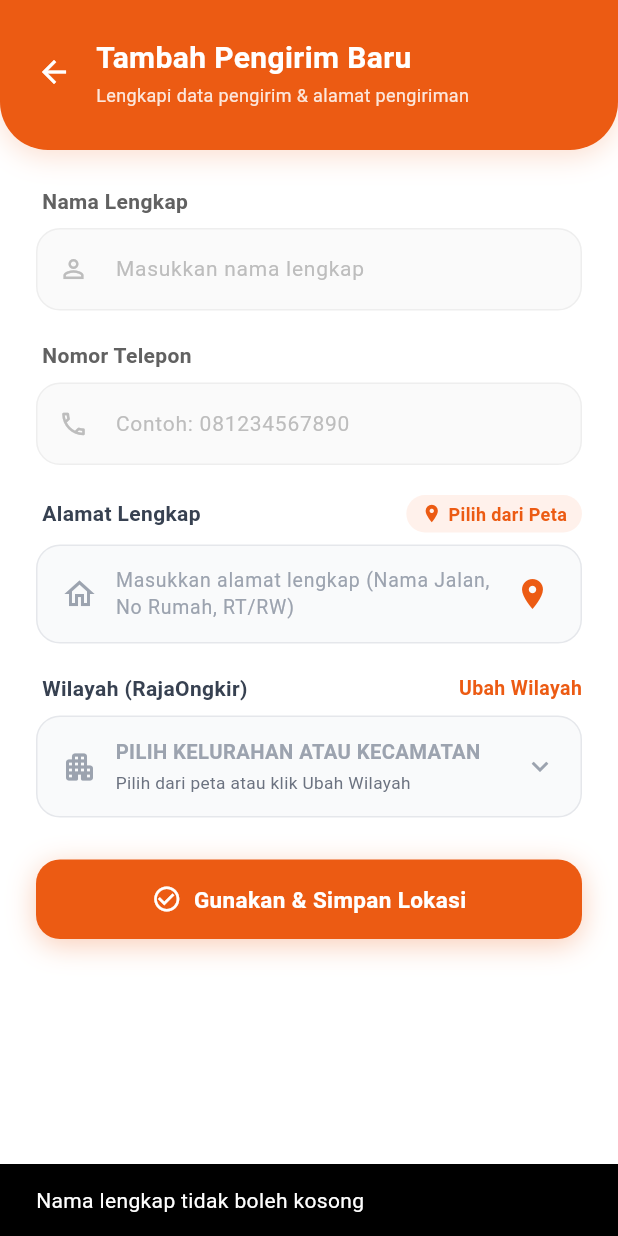
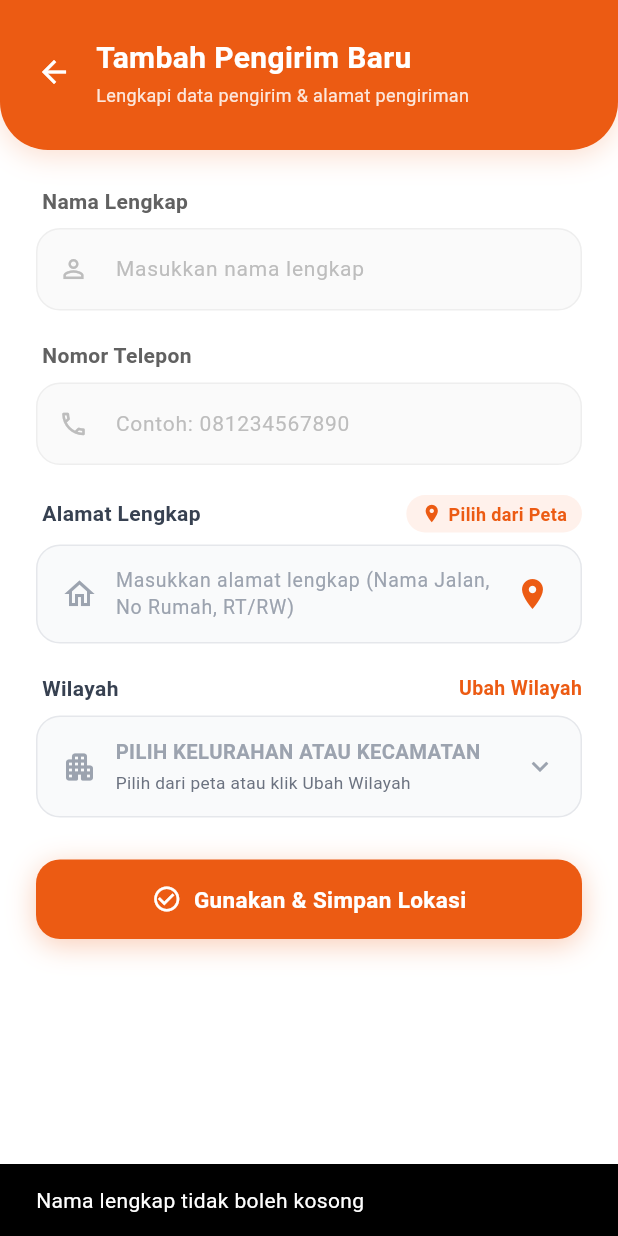
Before and after one commit to Andrew2509/city_courierapp, a Flutter app: the AddSenderScreen screen opened directly, after a tap on "Gunakan & Simpan Lokasi", on a phone screen of 412 x 824 dp. Run offline on Flutter 3.47's test engine with Material 3 defaults, Android fonts, the phone set to English and light mode, and no system bars; our stand-ins replace app_links, camera, dotted_border, firebase_auth, firebase_core, flutter_compass and 12 more; missing offline and left inert: maplibre_gl, mobile_scanner; accounts and stored records are empty; network calls fail.

Commit message:
refactor(ui): remove snackbar popup and eliminate all RajaOngkir labels from user-facing screens

```diff
--- a/lib/screens/home/shipping/add_sender_screen.dart
+++ b/lib/screens/home/shipping/add_sender_screen.dart
@@ -421,7 +421,7 @@ class _AddSenderScreenState extends State<AddSenderScreen> {
             mainAxisAlignment: MainAxisAlignment.spaceBetween,
             children: [
               Text(
-                'Wilayah (RajaOngkir)',
+                'Wilayah',
                 style: TextStyle(
                   color: isDarkMode ? Colors.grey.shade300 : const Color(0xFF374151),
                   fontSize: 14,
@@ -610,7 +610,7 @@ class _AddSenderScreenState extends State<AddSenderScreen> {
           ScaffoldMessenger.of(context).showSnackBar(
             const SnackBar(
               content: Text(
-                'Silakan pilih wilayah RajaOngkir terlebih dahulu (dari peta atau manual)',
+                'Silakan pilih wilayah terlebih dahulu (dari peta atau manual)',
               ),
             ),
           );
@@ -790,16 +790,6 @@ class _AddSenderScreenState extends State<AddSenderScreen> {
                 'postal_code': match['postal_code'],
                 'postal_code_verified': match['postal_code_verified'] == true,
               };
-
-              ScaffoldMessenger.of(context).showSnackBar(
-                SnackBar(
-                  content: Text(
-                    '✓ Wilayah RajaOngkir cocok: ${match['full_label'] ?? match['district_name']}',
-                  ),
-                  backgroundColor: const Color(0xFFEC5B13),
-                  duration: const Duration(seconds: 3),
-                ),
-              );
             } else {
               _isAutoMatchedRegion = false;
               _showUnmatchedWarning = true;
--- a/lib/screens/home/shipping/select_region_screen.dart
+++ b/lib/screens/home/shipping/select_region_screen.dart
@@ -668,7 +668,7 @@ class _SelectRegionScreenState extends State<SelectRegionScreen> {
 
       final provResult = await RajaOngkirService.getProvinces();
       if (provResult['success'] != true) {
-        throw 'Gagal memuat data provinsi dari RajaOngkir.';
+        throw 'Gagal memuat data provinsi.';
       }
 
       List<dynamic> provinces = provResult['data'];
@@ -678,7 +678,7 @@ class _SelectRegionScreenState extends State<SelectRegionScreen> {
       );
 
       if (foundProv == null) {
-        throw 'Provinsi $searchProv tidak ditemukan di RajaOngkir.';
+        throw 'Provinsi $searchProv tidak ditemukan.';
       }
 
       String provId = foundProv['province_id'].toString();
@@ -686,7 +686,7 @@ class _SelectRegionScreenState extends State<SelectRegionScreen> {
 
       final cityResult = await RajaOngkirService.getCities(int.parse(provId));
       if (cityResult['success'] != true) {
-        throw 'Gagal memuat data kota dari RajaOngkir.';
+        throw 'Gagal memuat data kota.';
       }
 
       List<dynamic> cities = cityResult['data'];
@@ -699,7 +699,7 @@ class _SelectRegionScreenState extends State<SelectRegionScreen> {
       );
 
       if (foundCity == null) {
-        throw 'Kota $searchCity tidak ditemukan di RajaOngkir.';
+        throw 'Kota $searchCity tidak ditemukan.';
       }
 
       int cityId = int.parse(foundCity['city_id'].toString());
--- a/lib/screens/maps/location_picker_screen.dart
+++ b/lib/screens/maps/location_picker_screen.dart
@@ -984,7 +984,7 @@ class _LocationPickerScreenState extends State<LocationPickerScreen> {
                                         const SizedBox(width: 4),
                                         const Expanded(
                                           child: Text(
-                                            'Wilayah RajaOngkir dipilih di langkah berikutnya',
+                                            'Wilayah dipilih di langkah berikutnya',
                                             style: TextStyle(
                                               fontSize: 11,
                                               color: Color(0xFF92400E),
```
